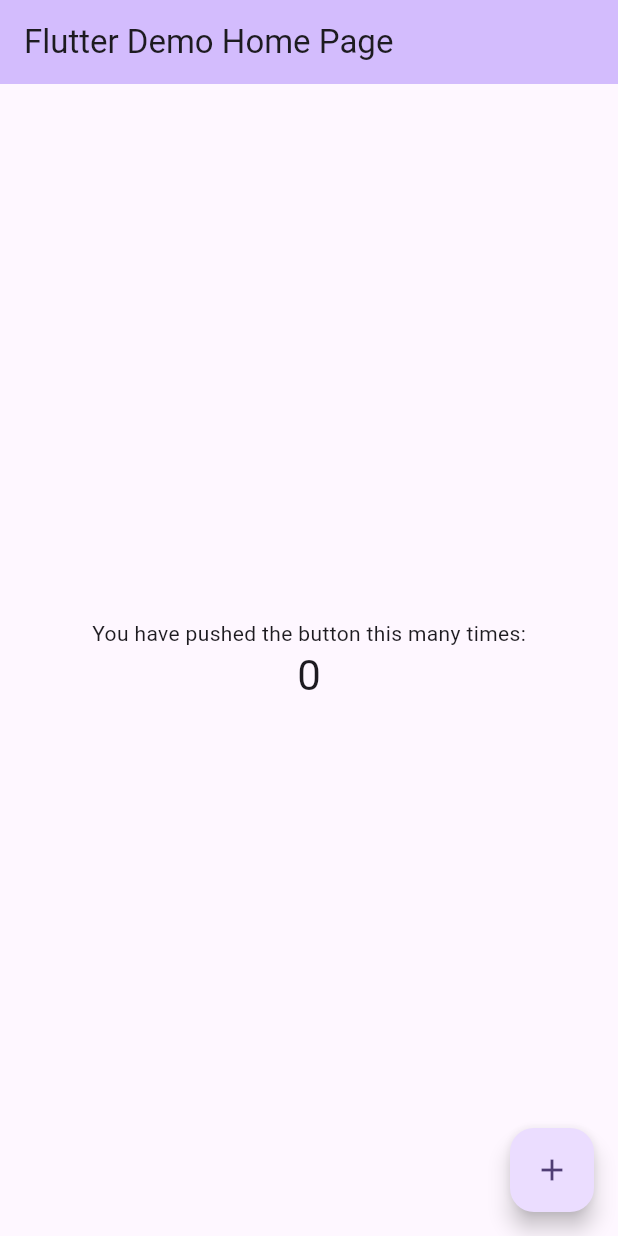
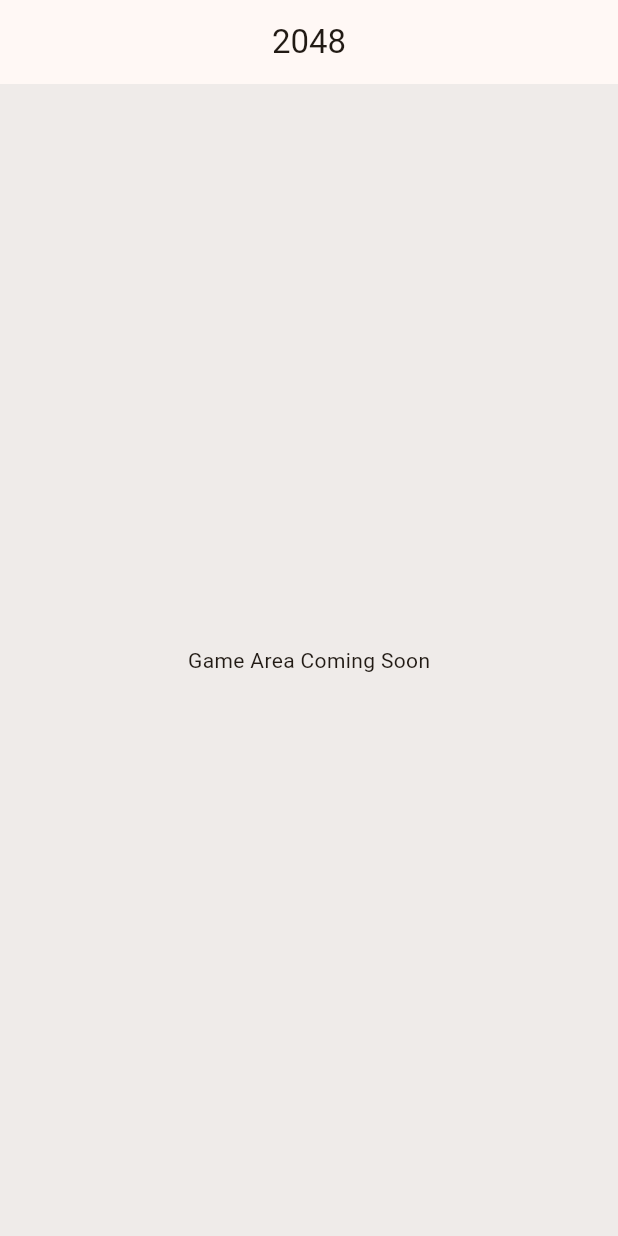
Before and after one commit to hhelal12/twenty-forty-eight, a Flutter app: the screen it shows after launch, on a phone screen of 412 x 824 dp. Run offline on Flutter 3.47's test engine with Material 3 defaults, Android fonts, the phone set to English and light mode, and no system bars.

Commit message:
start making ui

```diff
--- a/lib/main.dart
+++ b/lib/main.dart
@@ -10,60 +10,36 @@ class MyApp extends StatelessWidget {
   @override
   Widget build(BuildContext context) {
     return MaterialApp(
+      debugShowCheckedModeBanner: false,
       title: '2048 Game',
       theme: ThemeData(
-        colorScheme: ColorScheme.fromSeed(seedColor: Colors.deepPurple),
+        colorSchemeSeed: Colors.orange,
+        useMaterial3: true,
       ),
-      home: const MyHomePage(title: 'Flutter Demo Home Page'),
+      home: const GameScreen(),
     );
   }
 }
 
-class MyHomePage extends StatefulWidget {
-  const MyHomePage({super.key, required this.title});
-  final String title;
+class GameScreen extends StatefulWidget {
+  const GameScreen({super.key});
+
   @override
-  State<MyHomePage> createState() => _MyHomePageState();
+  State<GameScreen> createState() => _GameScreenState();
 }
 
-class _MyHomePageState extends State<MyHomePage> {
-  int _counter = 0;
-
-  void _incrementCounter() {
-    setState(() {
-      _counter++;
-    });
-  }
-
+class _GameScreenState extends State<GameScreen> {
   @override
   Widget build(BuildContext context) {
-
     return Scaffold(
+      backgroundColor: Colors.brown.shade50,
       appBar: AppBar(
-
-        backgroundColor: Theme.of(context).colorScheme.inversePrimary,
-
-        title: Text(widget.title),
+        title: const Text('2048'),
+        centerTitle: true,
       ),
-      body: Center(
-
-        child: Column(
-
-          mainAxisAlignment: MainAxisAlignment.center,
-          children: <Widget>[
-            const Text('You have pushed the button this many times:'),
-            Text(
-              '$_counter',
-              style: Theme.of(context).textTheme.headlineMedium,
-            ),
-          ],
-        ),
+      body: const Center(
+        child: Text('Game Area Coming Soon'),
       ),
-      floatingActionButton: FloatingActionButton(
-        onPressed: _incrementCounter,
-        tooltip: 'Increment',
-        child: const Icon(Icons.add),
-      ), // This trailing comma makes auto-formatting nicer for build methods.
     );
   }
 }
```
